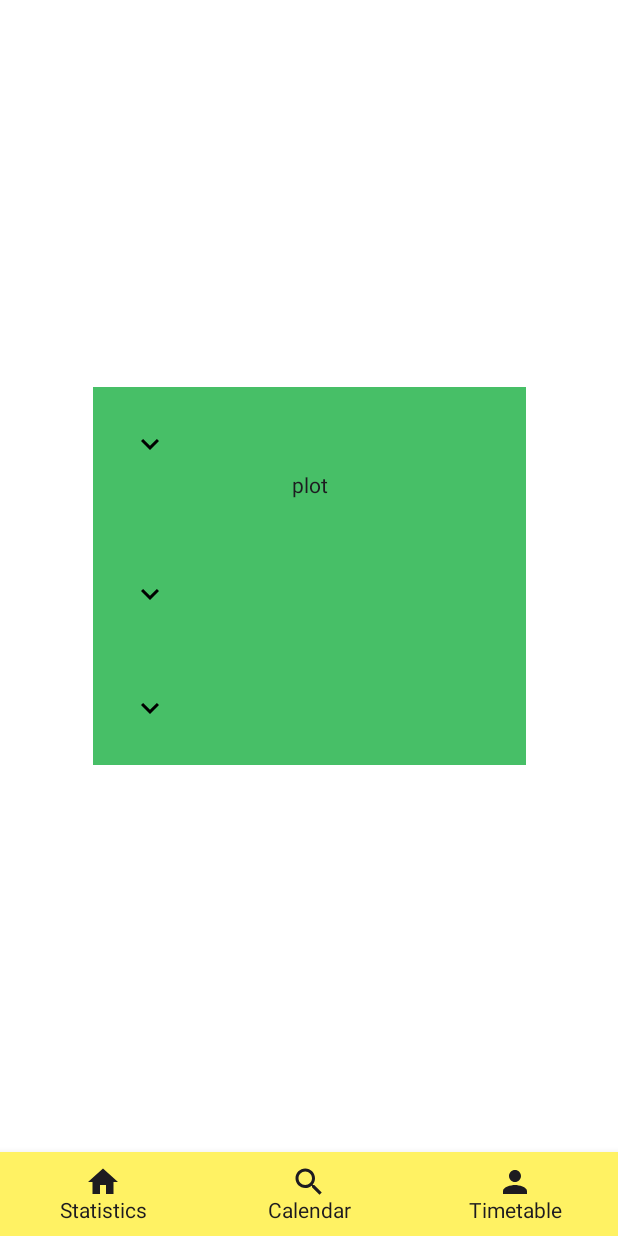
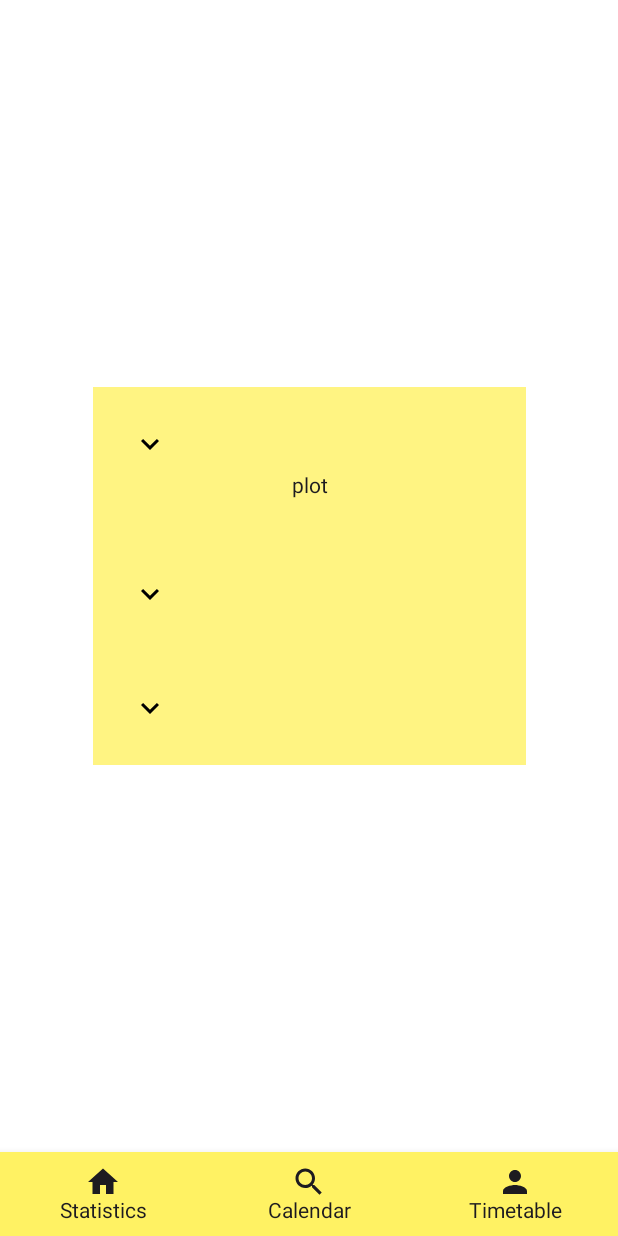
Before and after one commit to BogdanDohtarenko/PetEmotions, an Android app built with Jetpack Compose: the screen it shows after launch (MainActivity), after a tap on "expand", on a phone screen of 412 x 824 dp. Run offline under Robolectric (Android 15) with nearby library versions, the phone set to English and light mode, and no system bars; our stand-ins replace Dagger/Hilt's generated code, Room's generated code, accompanist, paging.

Commit message:
color of foldable boxes changed

```diff
--- a/app/src/main/java/com/ideasapp/petemotions/presentation/activity/MainActivity.kt
+++ b/app/src/main/java/com/ideasapp/petemotions/presentation/activity/MainActivity.kt
@@ -28,6 +28,10 @@ import dagger.hilt.android.AndroidEntryPoint
 // 13. time in timetable isn't correct when we set it
 // 14. we cant scroll more than 21 in timetable dialog
 // 15. monday display problem in timetable dialog
+// 16. amend some stateful composable functions
+// 17. snack bars
+// 18. color of dattime in timetable
+// 20.
 @AndroidEntryPoint
 class MainActivity : ComponentActivity() {
 
--- a/app/src/main/java/com/ideasapp/petemotions/presentation/ui/theme/Color.kt
+++ b/app/src/main/java/com/ideasapp/petemotions/presentation/ui/theme/Color.kt
@@ -23,7 +23,7 @@ val baseLightPalette = ColorPalette(
     buttonColor = Color(0xFFEFEEEE),
     navigationBarColor = Color.White,
     statusBarColor = Color.Transparent,
-    spareContentColor = green
+    spareContentColor = yellow.copy(alpha = 0.8f)
 )
 val baseDarkPalette = baseLightPalette.copy(
     mainColor = orange,
@@ -32,7 +32,7 @@ val baseDarkPalette = baseLightPalette.copy(
     buttonColor = Color(0xFF2D2D31),
     navigationBarColor = Color.Black,
     statusBarColor = Color.Transparent,
-    spareContentColor = green
+    spareContentColor = orange.copy(alpha = 0.8f)
 )
 val LocalColors = staticCompositionLocalOf<ColorPalette> {
     error("Colors composition error")
```
